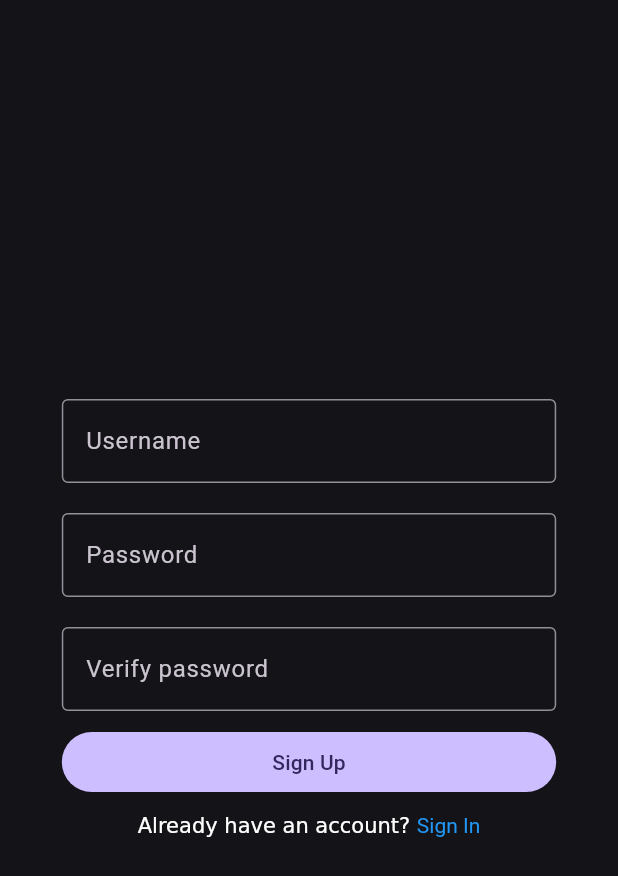
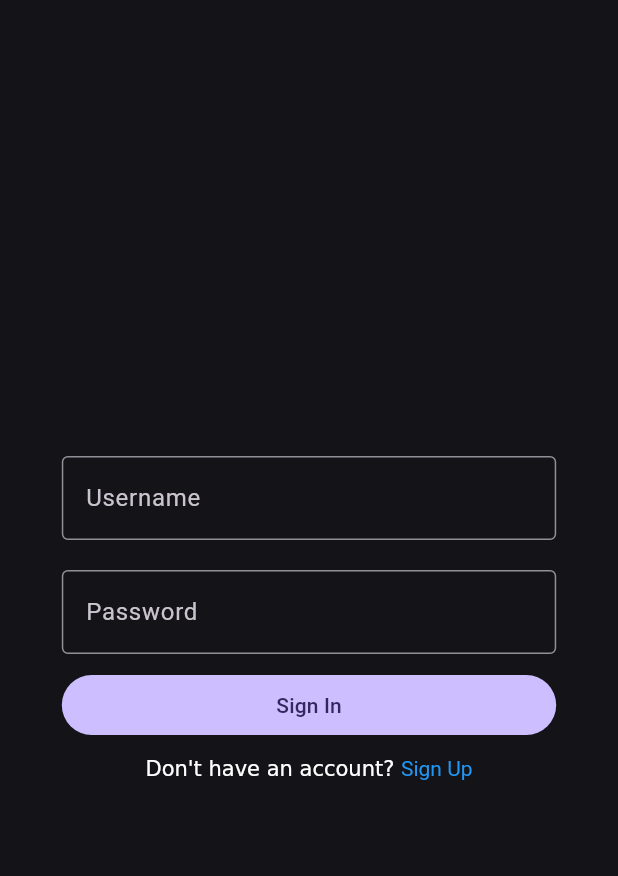
Before and after one commit to jarzeckil/mobile_email_client, a Flutter app: the screen it shows after launch, on a phone screen of 412 x 824 dp. Shown: the top 876 px of the screen. Run offline on Flutter 3.47's test engine with Material 3 defaults, Android fonts, the phone set to English and light mode, and no system bars.

Commit message:
ekran logowania

```diff
--- a/lib/main.dart
+++ b/lib/main.dart
@@ -1,5 +1,6 @@
 import 'app_imports.dart';
 import 'screens/screens_imports.dart';
+import 'utils/utils_imports.dart';
 
 void main() {
   runApp(MyApp());
@@ -13,6 +14,8 @@ class MyApp extends StatelessWidget{
   Widget build(BuildContext context) {
 
     return MaterialApp(
+      initialRoute: '/',
+      onGenerateRoute: RouteGenerator.generateRoute,
       debugShowCheckedModeBanner: false,
       title: 'Email App',
       theme: ThemeData(
@@ -26,7 +29,6 @@ class MyApp extends StatelessWidget{
         colorScheme: ColorScheme.fromSeed(seedColor: Colors.deepPurple.shade800, brightness: Brightness.dark),
       ),
       themeMode: ThemeMode.dark,
-      home: LoginPage(),
     );
   }
 }
--- /dev/null
+++ b/lib/screens/login/login_page.dart
@@ -0,0 +1,81 @@
+import 'package:mobile_email_client/app_imports.dart';
+import 'widgets/custom_form_field.dart';
+
+class LoginPage extends StatefulWidget{
+
+  const LoginPage({super.key});
+
+  @override
+  State<LoginPage> createState() => _LoginPageState();
+}
+
+class _LoginPageState extends State<LoginPage> {
+
+  final _formKey = GlobalKey<FormState>();
+
+  @override
+  Widget build(BuildContext context) {
+
+    return Scaffold(
+      body: Align(
+        alignment: AlignmentDirectional.center,
+        child: Form(
+          key: _formKey,
+          child: Column(
+            mainAxisAlignment: MainAxisAlignment.center,
+            children: [
+              SizedBox(
+                width: MediaQuery.of(context).size.width * 0.8,
+                child: CustomFormField(false, 'Username'),
+              ),
+              SizedBox(
+                height: 20,
+              ),
+              SizedBox(
+                width: MediaQuery.of(context).size.width * 0.8,
+                child: CustomFormField(true, 'Password')
+              ),
+
+              Padding(
+                padding: const EdgeInsets.all(10.0),
+                child: SizedBox(
+                  width: MediaQuery.of(context).size.width * 0.8,
+                  child: FilledButton(
+                    onPressed: () {
+                      if(_formKey.currentState?.validate() ?? false){
+                        ScaffoldMessenger.of(context).showSnackBar(
+                          const SnackBar(content: Text('Processing'), duration: Duration(seconds: 1),),
+                        ).closed.then((_){
+                          Navigator.of(context).pushNamed('/home');
+                        });
+                      }
+                    },
+                    child: Text('Sign In'),
+                  ),
+                ),
+              ),
+              RichText(
+                text: TextSpan(
+                  text: 'Don\'t have an account? ',
+                  children: [
+                    TextSpan(
+                      text: 'Sign Up',
+                      style: TextStyle(
+                        color: Colors.blue,
+                      ),
+                      recognizer: TapGestureRecognizer()..onTap = () {
+                        Navigator.of(context).pushNamed('/signup');
+                      },
+                    ),
+                  ],
+                ),
+              )
+            ],
+          ),
+        ),
+      ),
+    );
+
+
+  }
+}
--- a/lib/screens/login/login_screen.dart
+++ /dev/null
@@ -1,21 +0,0 @@
-import 'package:mobile_email_client/app_imports.dart';
-import 'package:mobile_email_client/screens/login/widgets/signup_form.dart';
-import 'widgets/login_widgets_imports.dart';
-
-class LoginPage extends StatelessWidget{
-  @override
-  Widget build(BuildContext context) {
-    return Scaffold(
-      body: Align(
-        alignment: AlignmentDirectional.center,
-        child: Column(
-          mainAxisAlignment: MainAxisAlignment.center,
-          children: [
-            SignupForm(),
-          ],
-        ),
-      )
-    );
-  }
-
-}
--- a/lib/screens/login/widgets/login_widgets_imports.dart
+++ b/lib/screens/login/widgets/login_widgets_imports.dart
@@ -1 +1 @@
-export 'login_form.dart';
+export 'custom_form_field.dart';
--- a/lib/screens/login/widgets/signup_form.dart
+++ /dev/null
@@ -1,81 +0,0 @@
-import 'package:mobile_email_client/app_imports.dart';
-import 'custom_form_field.dart';
-
-
-class SignupForm extends StatefulWidget{
-
-  const SignupForm({super.key});
-
-  @override
-  State<SignupForm> createState() => _SignupFormState();
-
-
-}
-
-class _SignupFormState extends State<SignupForm> {
-
-  final _formKey = GlobalKey<FormState>();
-
-  @override
-  Widget build(BuildContext context) {
-    return Form(
-      key: _formKey,
-      child: Column(
-        children: [
-          SizedBox(
-            width: MediaQuery.of(context).size.width * 0.8,
-            child: CustomFormField(false, 'Username'),
-          ),
-          SizedBox(
-            height: 20,
-          ),
-          SizedBox(
-              width: MediaQuery.of(context).size.width * 0.8,
-              child: CustomFormField(true, 'Password')
-          ),
-          SizedBox(
-            height: 20,
-          ),
-          SizedBox(
-              width: MediaQuery.of(context).size.width * 0.8,
-              child: CustomFormField(true, 'Verify password')
-          ),
-
-          Padding(
-            padding: const EdgeInsets.all(10.0),
-            child: SizedBox(
-              width: MediaQuery.of(context).size.width * 0.8,
-              child: FilledButton(
-                onPressed: () {
-                  if(_formKey.currentState?.validate() ?? false){
-                    ScaffoldMessenger.of(context).showSnackBar(
-                      const SnackBar(content: Text('Creating account')),
-                    );
-                  }
-                },
-                child: Text('Sign Up'),
-              ),
-            ),
-          ),
-          RichText(
-            text: TextSpan(
-              text: 'Already have an account? ',
-              children: [
-                TextSpan(
-                  text: 'Sign In',
-                  style: TextStyle(
-                    color: Colors.blue,
-                  ),
-                  recognizer: TapGestureRecognizer()..onTap = () {
-                    print('Kliknięto link!');
-                  },
-                ),
-              ],
-            ),
-          )
-        ],
-      ),
-    );
-
-  }
-}
--- a/lib/screens/screens_imports.dart
+++ b/lib/screens/screens_imports.dart
@@ -1,2 +1,3 @@
-export 'login/login_screen.dart';
-export 'home/home_screen.dart';
+export 'login/login_page.dart';
+export 'login/signup_page.dart';
+export 'home/home_page.dart';
--- /dev/null
+++ b/lib/utils/route_generator.dart
@@ -0,0 +1,33 @@
+import '../screens/screens_imports.dart';
+import '../app_imports.dart';
+
+class RouteGenerator{
+  static Route<dynamic> generateRoute(RouteSettings settings){
+
+    final args = settings.arguments;
+
+    switch(settings.name){
+      case '/':
+        return MaterialPageRoute(builder: (_) => LoginPage());
+      case '/signup':
+        return MaterialPageRoute(builder: (_) => SignupPage());
+      case '/home':
+        return MaterialPageRoute(builder: (_) => HomePage());
+      default:
+        return _errorRoute();
+    }
+  }
+
+  static Route<dynamic> _errorRoute(){
+    return MaterialPageRoute(builder: (_) {
+      return Scaffold(
+        appBar: AppBar(
+          title: Text('Error'),
+        ),
+      );
+    });
+
+  }
+
+
+}
--- /dev/null
+++ b/lib/utils/utils_imports.dart
@@ -0,0 +1 @@
+export 'route_generator.dart';
```
Also changed, not shown: lib/screens/login/signup_page.dart (added, +92 -0 lines), lib/screens/login/widgets/login_form.dart (deleted, +0 -73 lines), lib/screens/home/home_page.dart (renamed from lib/screens/home/home_screen.dart).
